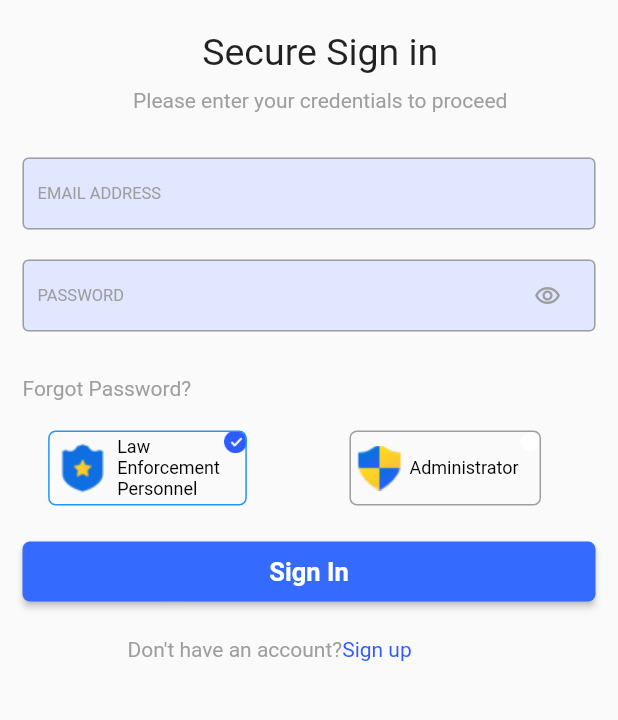
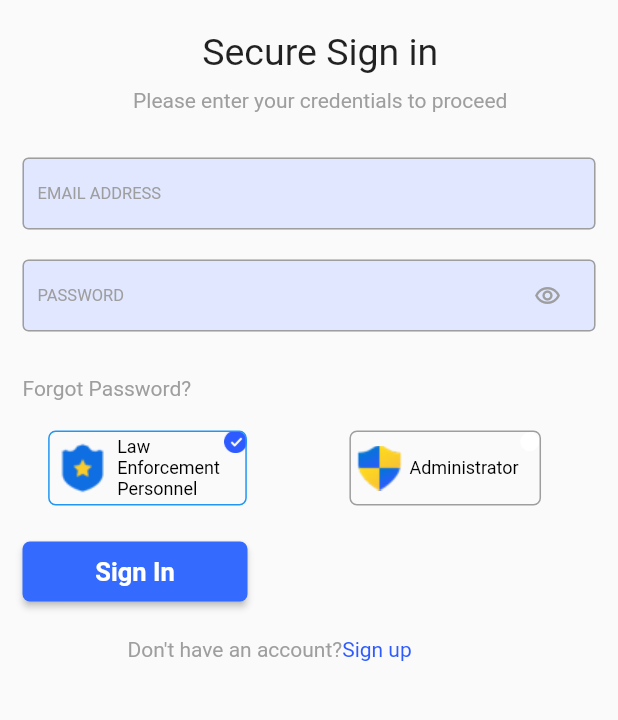
Before and after one commit to ityogesh/Cyberflipbook, a Flutter app: the screen it shows after launch, on a phone screen of 412 x 824 dp, the part 240-960 px from its top. Run offline on Flutter 3.47's test engine with Material 2 defaults, Android fonts, the phone set to English and light mode, and no system bars; our stand-ins replace local_auth.

Commit message:
GCA-1-june

```diff
--- a/lib/LOGIN/Login.dart
+++ b/lib/LOGIN/Login.dart
@@ -1,5 +1,6 @@
 import 'package:cyberflipbook/BiometricVerification/verifyPage.dart';
 import 'package:cyberflipbook/ForgoPassword/ForgotpassPage.dart';
+import 'package:cyberflipbook/OTPverification/OTPdesign.dart';
 import 'package:cyberflipbook/Registration/registrationPage.dart';
 import 'package:cyberflipbook/Resouce/Constants.dart';
 import 'package:cyberflipbook/Resouce/CustomButton.dart';
@@ -119,11 +120,17 @@ class _LoginState extends State<Login> {
 
   _text2() {
     return Center(
-      child: Text(
-        MHConstants.logintext,
-        style: TextStyle(color: Colors.grey, fontSize: 14),
-      ),
-    );
+        child: InkWell(
+            child: Text(
+              MHConstants.logintext,
+              style: TextStyle(color: Colors.grey, fontSize: 14),
+            ),
+            onTap: () {
+              showDialog(
+                context: context,
+                builder: (context) => VerifyOTP(),
+              );
+            }));
   }
 
   _signup() {
--- a/lib/LOGIN/mobile_mode.dart
+++ b/lib/LOGIN/mobile_mode.dart
@@ -9,36 +9,10 @@ class MobileMode extends StatefulWidget {
 class _MobileModeState extends State<MobileMode> {
   @override
   Widget build(BuildContext context) {
-    final double widthSize = MediaQuery.of(context).size.width;
-    final double heightSize = MediaQuery.of(context).size.height;
-
     return Scaffold(
         body: SafeArea(
             child: Container(
-                /*decoration: BoxDecoration(
-                    gradient: LinearGradient(
-                        begin: Alignment.topLeft,
-                        end: Alignment.bottomRight,
-                        colors: [
-                      Color.fromRGBO(66, 105, 255, 1),
-                      Color.fromRGBO(66, 205, 255, 1)
-                    ])),*/
-                child: Column(children: [
-      /*Image.asset('assets/GCAlogo1.png',
-          height: heightSize * 0.2, width: widthSize * 0.4),*/
-      SingleChildScrollView(
-          child: Login(
-              /*  0.009,
-        0.04,
-        widthSize * 0.04,
-        0.06,
-        0.04,
-        0.07,
-        widthSize * 0.09,
-        0.05,
-        0.032,
-        0.04,*/
-              ))
-    ]))));
+                child: Column(
+                    children: [SingleChildScrollView(child: Login())]))));
   }
 }
--- a/lib/Resouce/CustomButton.dart
+++ b/lib/Resouce/CustomButton.dart
@@ -12,7 +12,7 @@ class CustomButton extends StatelessWidget {
     return Padding(
       padding: const EdgeInsets.only(right: 15),
       child: Container(
-        width: MediaQuery.of(context).size.width,
+        width: 150,
         child: RawMaterialButton(
           fillColor: Color.fromRGBO(53, 106, 255, 5),
           shape: RoundedRectangleBorder(
--- a/lib/Resouce/Strings/Strings.dart
+++ b/lib/Resouce/Strings/Strings.dart
@@ -54,6 +54,8 @@ class MHConstants {
   static var verifyIdentity = 'Verify your Identity';
   static var verifyText = '''Use your finger print or face scanner
           to verify your identity''';
+  static var twoFactorAuth = '    Two Factor \nAuthentication';
+  static var enterVerificationCode = 'ENTER YOUR VERIFICATION CODE';
   static var passwordShouldContain =
       'Password should contain 10-16 characters made up of:\nUppercase letters(A-Z),\nLowercase letters(a-z),\nNumbers(0-9),\nand special characters(!@#%^&*+)';
   static var changePassword = 'Change Password';
```
Also changed, not shown: lib/BiometricVerification/verify.dart (+4 -8 lines), lib/BiometricVerification/verifyDesktop.dart (+1 -12 lines), lib/BiometricVerification/verifyMobile.dart (+2 -5 lines), lib/OTPverification/OTPdesign.dart (added, +182 -0 lines).
